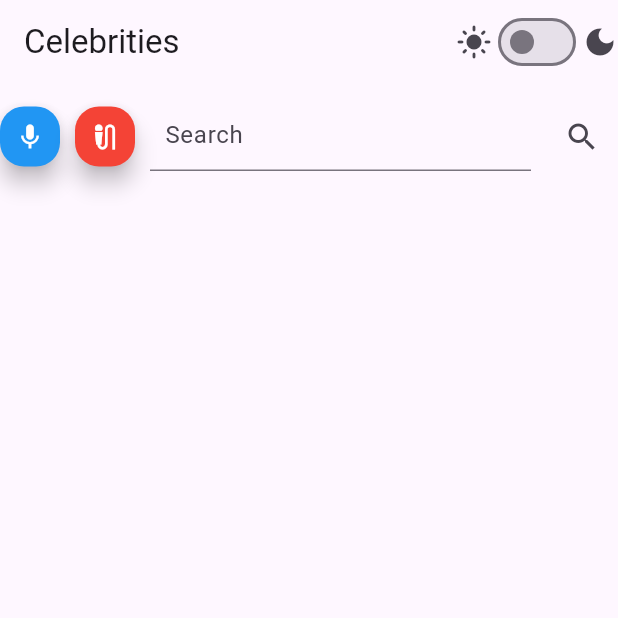
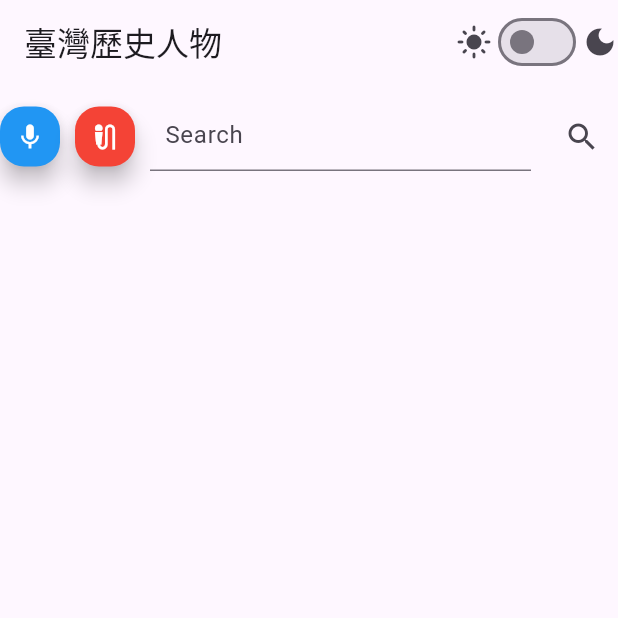
Before and after one commit to cheeseburger6666/History, a Flutter app: the screen it shows after launch, after a tap on the "mic external on" icon, on a phone screen of 412 x 824 dp, the top half of it. Run offline on Flutter 3.47's test engine with Material 3 defaults, Android fonts, the light colour scheme and no system bars; our stand-ins replace flutter_tts, just_audio, permission_handler; missing offline and left inert: flutter_sound, record; statements that could not run were skipped.

Commit message:
potential progress

```diff
--- a/lib/main.dart
+++ b/lib/main.dart
@@ -51,7 +51,7 @@ class _MyAppState extends State<MyApp> {
   @override
   Widget build(BuildContext context) {
     return MaterialApp(
-      title: 'Celebrities',
+      title: '臺灣歷史人物',
       theme: ThemeData.light(),
       darkTheme: ThemeData.dark(),
       themeMode: _themeMode,
@@ -111,7 +111,7 @@ class _HomePageState extends State<HomePage> {
     return Scaffold(
       /*appBar: AppBar(title: const Text('Celebrities')),*/
       appBar: AppBar(
-        title: const Text('Celebrities'),
+        title: const Text('臺灣歷史人物'),
         actions: [
           Row(
             children: [
@@ -186,6 +186,13 @@ class _HomePageState extends State<HomePage> {
                       await _twRecorder.stopRecorder();
                       isTwRecording = false;
 
+                      final file = File(twPath);
+                      if (!(await file.exists())) {
+                        _searchController.text = '錄音檔不存在';
+                        return;
+                      }
+
+
                       // 呼叫 tw_stt.dart 中的辨識 API
                       final bytes = await File(twPath).readAsBytes();
                       final base64Audio = base64Encode(bytes);
@@ -193,12 +200,16 @@ class _HomePageState extends State<HomePage> {
                       try {
                         final response = await http.post(
                           Uri.parse('http://140.116.245.149:5002/proxy'),
-                          body: {
+                          headers: {'Content-Type': 'application/json'},
+                          body: jsonEncode({
                             'lang': 'TA and ZH Medical V1',
                             'token': '2025@test@asr',
                             'audio': base64Audio,
-                          },
+                          }),
                         );
+                        print('Base64 audio length: ${base64Audio.length}');
+
+
 
                         if (response.statusCode == 200) {
                           final result = jsonDecode(response.body);
@@ -208,9 +219,12 @@ class _HomePageState extends State<HomePage> {
                             _searchController.text = 'API 回傳缺少 sentence 欄位';
                           }
                         } else {
+                          print('辨識失敗 HTTP status: ${response.statusCode}');
+                          print('response body: ${response.body}');
                           _searchController.text = '辨識失敗：${response.body}';
                         }
                       } catch (e) {
+                        print('辨識錯誤細節：$e');
                         _searchController.text = '辨識過程出錯：$e';
                       }
                     } else {
```
